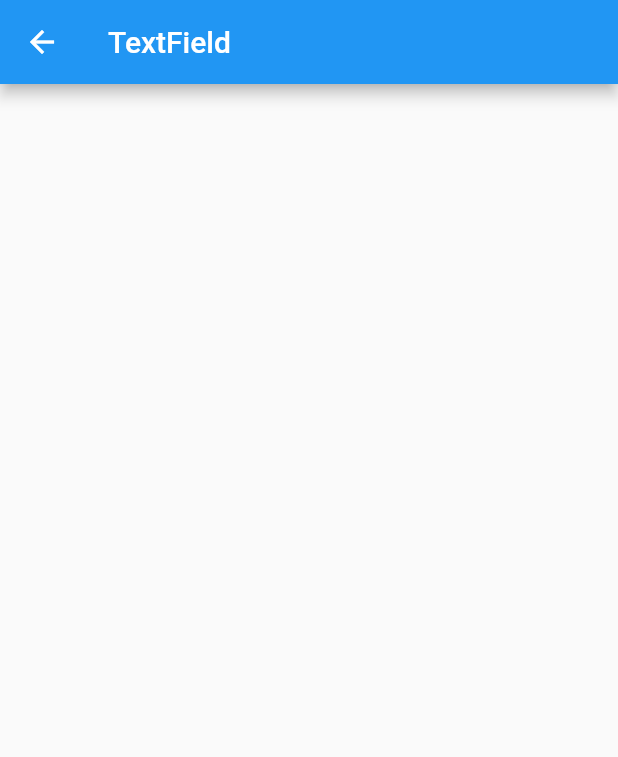
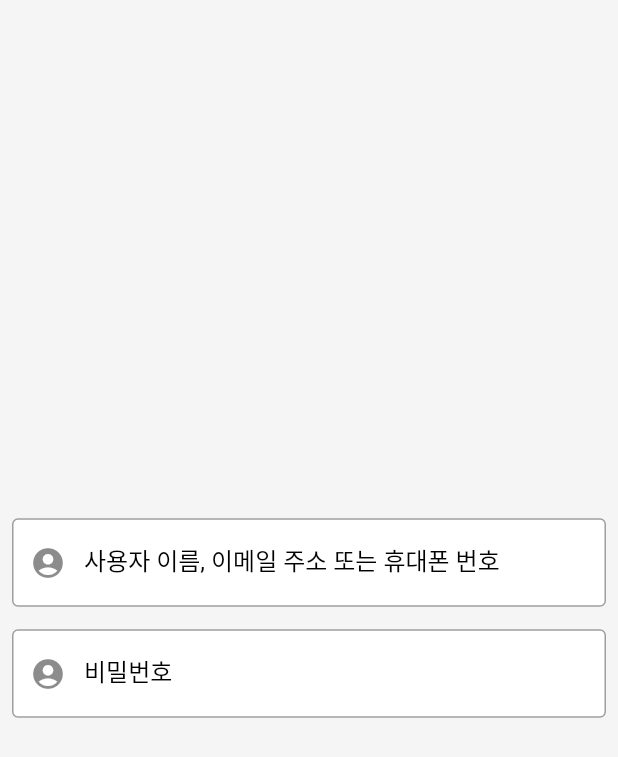
Before and after one commit to SangWook16074/flutter_study, a Flutter app: the TextFieldPage screen opened directly, on a phone screen of 412 x 824 dp. Shown: the top 757 px of the screen. Run offline on Flutter 3.47's test engine with Material 2 defaults, Android fonts, the phone set to English and light mode, and no system bars.

Commit message:
2023년 02월 17일 블로그 포스팅 종료

```diff
--- a/lib/src/pages/text_field.dart
+++ b/lib/src/pages/text_field.dart
@@ -6,13 +6,39 @@ class TextFieldPage extends StatelessWidget {
   @override
   Widget build(BuildContext context) {
     return Scaffold(
-      appBar: AppBar(
-        title: Text('TextField'),
+      backgroundColor: Colors.grey[100],
+      body: Padding(
+        padding: const EdgeInsets.all(8.0),
+        child: Column(
+            mainAxisAlignment: MainAxisAlignment.center,
+            crossAxisAlignment: CrossAxisAlignment.center,
+            children: [
+              _buildCustomTextField('사용자 이름, 이메일 주소 또는 휴대폰 번호'),
+              SizedBox(
+                height: 15,
+              ),
+              _buildCustomTextField('비밀번호'),
+            ]),
       ),
-      body: Center(
-          child: TextField(
-        decoration: InputDecoration(border: InputBorder.none),
-      )),
+    );
+  }
+
+  Widget _buildCustomTextField(String label) {
+    final focusColor = Colors.black;
+    final unfocusColor = Colors.grey;
+    return TextField(
+      cursorColor: focusColor,
+      decoration: InputDecoration(
+          prefixIcon: Icon(Icons.account_circle_rounded),
+          focusColor: focusColor,
+          fillColor: Colors.white,
+          filled: true,
+          labelStyle: TextStyle(color: focusColor),
+          focusedBorder: OutlineInputBorder(),
+          enabledBorder:
+              OutlineInputBorder(borderSide: BorderSide(color: unfocusColor)),
+          border: InputBorder.none,
+          labelText: label),
     );
   }
 }
```
Also changed, not shown: lib/main.dart (line endings or trailing spaces).
